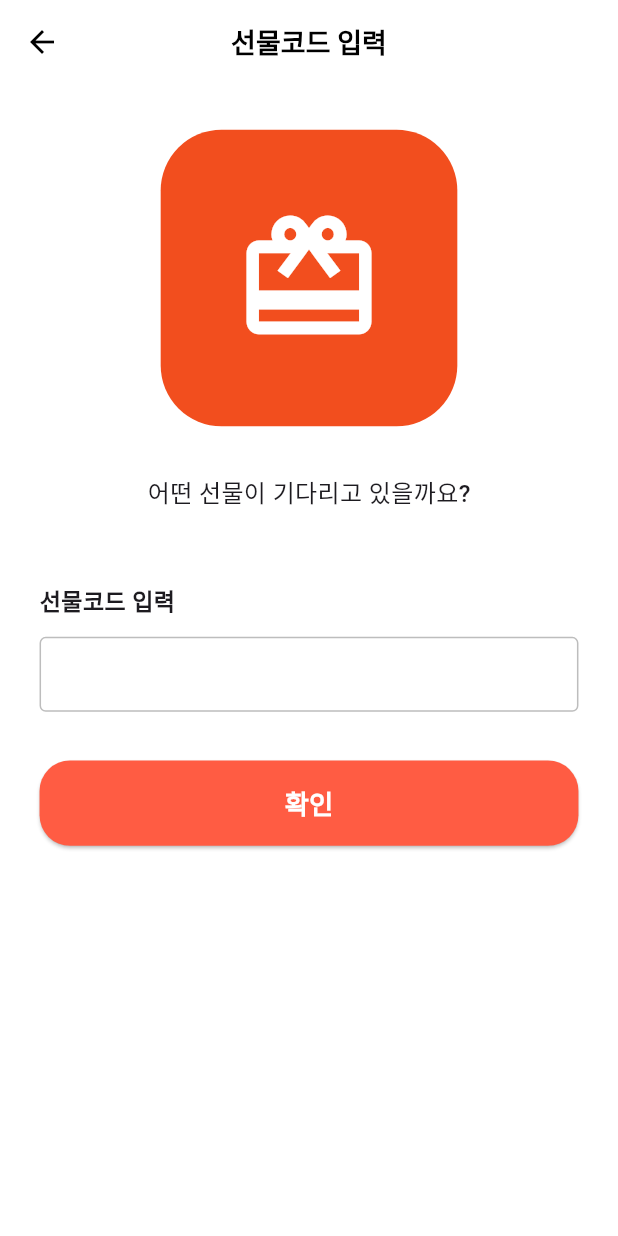
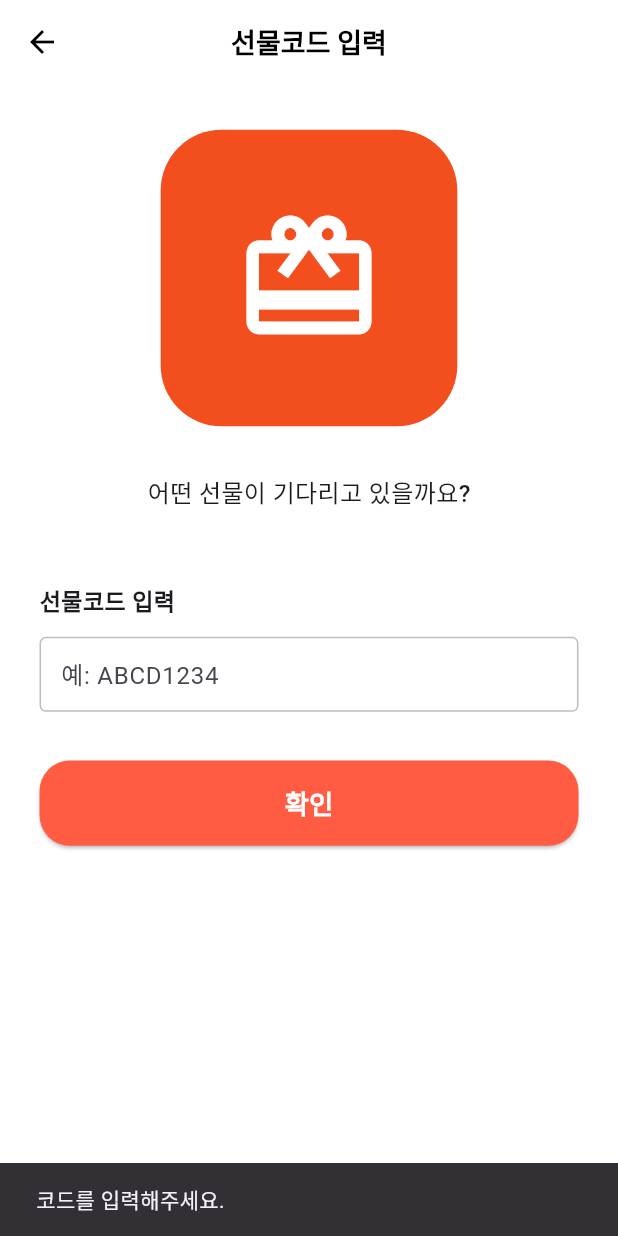
Before and after one commit to hshy1839/lucky_pang, a Flutter app: the GiftCodeScreen screen opened by its route, after a tap on "확인", on a phone screen of 412 x 824 dp. Run offline on Flutter 3.47's test engine with Material 3 defaults, Android fonts, the phone set to English and light mode, and no system bars; our stand-ins replace carousel_slider, flutter_screenutil, flutter_secure_storage, share_plus, shared_preferences; accounts and stored records are empty; network calls fail; Roboto replaces fonts that are missing (pretendard-regular); statements that could not run were skipped.

Commit message:
feat: 선물 받기 로직 추가 및 ui 실시간 반영완료

```diff
--- a/lib/views/main_activity/cart_detail_screen.dart
+++ b/lib/views/main_activity/cart_detail_screen.dart
@@ -31,7 +31,7 @@ class _CartDetailScreenState extends State<CartDetailScreen> {
   Future<void> _loadCartData() async {
     try {
       final profileController = ProfileScreenController();
-      await profileController.fetchUserId(context);
+      await profileController.fetchUserDetails(context);
       final String userId = profileController.userId;
       final String token = await _getToken();
 
--- a/lib/views/product_activity/product_detail_screen.dart
+++ b/lib/views/product_activity/product_detail_screen.dart
@@ -199,7 +199,7 @@ class _ProductOptionsBottomSheetState extends State<ProductOptionsBottomSheet> {
 
   Future<void> fetchUserId() async {
     final profileController = ProfileScreenController();
-    await profileController.fetchUserId(context);
+    await profileController.fetchUserDetails(context);
     setState(() {
       userId = profileController.userId;
     });
--- a/lib/views/profile_activity/gift_code_screen.dart
+++ b/lib/views/profile_activity/gift_code_screen.dart
@@ -1,8 +1,38 @@
 import 'package:flutter/material.dart';
 import 'package:flutter_screenutil/flutter_screenutil.dart';
+import '../../controllers/giftcode_controller.dart'; // ✅ import 필요
 
-class GiftCodeScreen extends StatelessWidget {
+class GiftCodeScreen extends StatefulWidget {
   const GiftCodeScreen({super.key});
+
+  @override
+  State<GiftCodeScreen> createState() => _GiftCodeScreenState();
+}
+
+class _GiftCodeScreenState extends State<GiftCodeScreen> {
+  final TextEditingController _codeController = TextEditingController();
+  bool _isLoading = false;
+
+  Future<void> _submitCode() async {
+    final code = _codeController.text.trim();
+    if (code.isEmpty) {
+      ScaffoldMessenger.of(context).showSnackBar(const SnackBar(content: Text('코드를 입력해주세요.')));
+      return;
+    }
+
+    setState(() => _isLoading = true);
+
+    final result = await GiftCodeController.claimGiftCode(code);
+
+    setState(() => _isLoading = false);
+
+    if (result['success']) {
+      ScaffoldMessenger.of(context).showSnackBar(SnackBar(content: Text(result['message'] ?? '성공')));
+      Navigator.pop(context, true); // 🔥 중요: true를 반환해야 위에서 catch됨
+    } else {
+      ScaffoldMessenger.of(context).showSnackBar(SnackBar(content: Text(result['message'] ?? '실패')));
+    }
+  }
 
   @override
   Widget build(BuildContext context) {
@@ -55,8 +85,10 @@ class GiftCodeScreen extends StatelessWidget {
                 borderRadius: BorderRadius.circular(4.r),
               ),
               child: TextField(
+                controller: _codeController,
                 decoration: const InputDecoration(
                   border: InputBorder.none,
+                  hintText: '예: ABCD1234',
                 ),
               ),
             ),
@@ -71,10 +103,10 @@ class GiftCodeScreen extends StatelessWidget {
                     borderRadius: BorderRadius.circular(20.r),
                   ),
                 ),
-                onPressed: () {
-                  // 확인 로직 추가
-                },
-                child: Text('확인', style: TextStyle(fontSize: 16.sp, fontWeight: FontWeight.bold, color: Colors.white)),
+                onPressed: _isLoading ? null : _submitCode,
+                child: _isLoading
+                    ? const CircularProgressIndicator(color: Colors.white)
+                    : Text('확인', style: TextStyle(fontSize: 16.sp, fontWeight: FontWeight.bold, color: Colors.white)),
               ),
             ),
           ],
--- a/lib/views/profile_activity/profile_screen.dart
+++ b/lib/views/profile_activity/profile_screen.dart
@@ -56,7 +56,6 @@ class _ProfileScreenState extends State<ProfileScreen> {
               CircleAvatar(
                 radius: 60.r,
                 backgroundColor: Colors.grey.shade300,
-                backgroundImage: const AssetImage('assets/images/profile_placeholder.jpg'),
               ),
               Positioned(
                 bottom: 0,
@@ -66,10 +65,11 @@ class _ProfileScreenState extends State<ProfileScreen> {
             ],
           ),
           SizedBox(height: 20.h),
-          Text(nickname, style: TextStyle(fontSize: 18.sp, fontWeight: FontWeight.bold)),
-          SizedBox(height: 8.h),
+          SizedBox(height: 20.h),
           Column(
             children: [
+              Text(nickname, style: TextStyle(fontSize: 18.sp, fontWeight: FontWeight.bold)),
+              SizedBox(height: 8.h),
               Text('보유포인트', style: TextStyle(color: Colors.grey, fontSize: 12.sp)),
               SizedBox(height: 4.h),
               Text('52,000', style: TextStyle(fontSize: 20.sp, fontWeight: FontWeight.bold, color: Colors.redAccent)),
```
Also changed, not shown: lib/controllers/giftcode_controller.dart (+52 -1 lines), lib/controllers/profile_screen_controller.dart (+2 -29 lines), lib/controllers/userinfo_screen_controller.dart (+7 -6 lines), lib/views/order_activity/order_screen.dart (+8 -3 lines), lib/views/widget/box_storage_card.dart (+10 -24 lines), lib/views/widget/product_storage_card.dart (+22 -10 lines).
